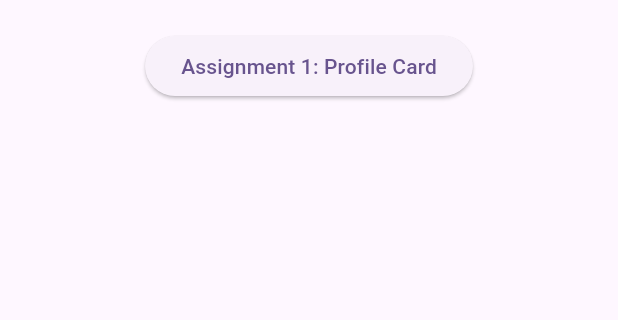
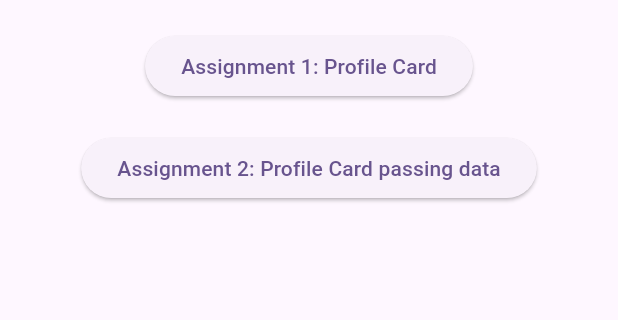
Before and after one commit to samrocks03/Flutter-Assignments, a Flutter app: the screen it shows after launch, on a phone screen of 412 x 824 dp, the part 159-479 px from its top. Run offline on Flutter 3.47's test engine with Material 3 defaults, Android fonts, the phone set to English and light mode, and no system bars; our stand-ins replace font_awesome_flutter; missing offline and left inert: tailwind_standards.

Commit message:
[add]: implement profile card with data and navigation helpers

```diff
--- a/lib/assignments/assignment_one/profile_card.dart
+++ b/lib/assignments/assignment_one/profile_card.dart
@@ -1,11 +1,15 @@
 import 'package:flutter/material.dart';
+import 'package:flutter_assignments/constants/profile_constants.dart';
 import 'package:font_awesome_flutter/font_awesome_flutter.dart';
 import 'package:tailwind_standards/tailwind_standards.dart';
 import 'package:url_launcher/url_launcher.dart';
 
 
 class ProfileCard extends StatelessWidget {
-  const ProfileCard({super.key});
+  const ProfileCard({super.key, this.profile});
+
+  final ProfileModel? profile;
+
 
   Future<void> _launchURL(String urlString) async {
     try {
@@ -79,10 +83,10 @@ class ProfileCard extends StatelessWidget {
                       border: Border.all(color: Colors.white, width: 2),
                     ),
 
-                    child: const CircleAvatar(
+                    child: CircleAvatar(
                       radius: 50,
                       backgroundImage: NetworkImage(
-                        'https://avatars.githubusercontent.com/u/85547877?v=4',
+                        profile?.imageUrl ?? 'https://avatars.githubusercontent.com/u/85547877?v=4',
                       ),
                     ),
 
@@ -98,8 +102,8 @@ class ProfileCard extends StatelessWidget {
 
                     child: Column(
                       children: [
-                        const Text(
-                          'Samarth Kulkarni',
+                         Text(
+                          profile?.name ?? 'Samarth Kulkarni',
                           style: TextStyle(
                                 fontWeight: FontWeight.bold,
                                 fontSize: 22,
@@ -109,13 +113,13 @@ class ProfileCard extends StatelessWidget {
 
                           const SizedBox(height: 2),
 
-                          const Text(
-                                'Software Engineer',
-                                style: TextStyle(
-                                  fontSize: 16,
-                                  color: Colors.white54,
-                                  fontWeight: FontWeight.w500,
-                                ),
+                          Text(
+                            profile?.role ?? 'Software Engineer',
+                            style: TextStyle(
+                              fontSize: 16,
+                              color: Colors.white54,
+                              fontWeight: FontWeight.w500,
+                            ),
                           ),
 
                           const SizedBox(height: 8),
@@ -128,8 +132,8 @@ class ProfileCard extends StatelessWidget {
 
                           const SizedBox(height: 8),
 
-                          const Text(
-                            'An engineer powered by curiosity!',
+                          Text(
+                            profile?.description ?? 'An engineer powered by curiosity!',
                             style: TextStyle(
                               fontSize: 13,
                               color: Colors.white70,
@@ -148,7 +152,7 @@ class ProfileCard extends StatelessWidget {
                               children: [
                                 GestureDetector(
                                   // borderRadius: BorderRadius.circular(20),
-                                  onTap: () => _launchURL('https://www.hackerrank.com/samrocks003'),
+                                  onTap: () => _launchURL(profile?.socialLinks.hackerrank ?? 'https://www.hackerrank.com/samrocks003'),
                                   child: const FaIcon(
                                     FontAwesomeIcons.hackerrank,
                                     color: Color(0xFFED213A),
@@ -159,7 +163,7 @@ class ProfileCard extends StatelessWidget {
                                 const SizedBox(width: 20),
 
                                 GestureDetector(
-                                  onTap: () => _launchURL('https://github.com/samrocks03'),
+                                  onTap: () => _launchURL(profile?.socialLinks.github ?? 'https://github.com/samrocks03'),
                                   child: const FaIcon(
                                     FontAwesomeIcons.github,
                                     color: Color(0xFFED213A),
@@ -170,7 +174,7 @@ class ProfileCard extends StatelessWidget {
                                 const SizedBox(width: 20),
 
                                 GestureDetector(
-                                  onTap: () => _launchURL('https://www.linkedin.com/in/samarthvkulkarni'),
+                                  onTap: () => _launchURL(profile?.socialLinks.linkedin ?? 'https://www.linkedin.com/in/samarthvkulkarni'),
                                   child: const FaIcon(
                                     FontAwesomeIcons.linkedin,
                                     color: Color(0xFFED213A),
--- a/lib/constants/profile_constants.dart
+++ b/lib/constants/profile_constants.dart
@@ -49,4 +49,17 @@ class ProfileConstants {
       linkedin: 'https://www.linkedin.com/in/samarthvkulkarni',
     ),
   );
+
+    static const ProfileModel ajinkyaKaranjikarProfile = ProfileModel(
+    name: 'Ajinkya Karanjikar',
+    role: 'Senior Software Engineer',
+    currentProject: 'Kindkart',
+    imageUrl: 'https://avatars.githubusercontent.com/u/37205552?v=4',
+    description: 'A Software Engineer who loves his job!',
+    socialLinks: SocialLinks(
+      hackerrank: 'https://www.hackerrank.com/samrocks003/',
+      github: 'https://github.com/AjinkyaASK',
+      linkedin: 'https://www.linkedin.com/in/ajinkyakaranjikar/',
+    ),
+  );
 }
--- a/lib/main.dart
+++ b/lib/main.dart
@@ -1,5 +1,8 @@
 import 'package:flutter/material.dart';
-import 'package:flutter_assignments/assignments/assignment_one/profile_card.dart';
+// import 'package:flutter_assignments/assignments/assignment_one/profile_card.dart';
+import 'package:flutter_assignments/constants/profile_constants.dart';
+import 'package:flutter_assignments/helpers/navigation_helpers.dart';
+import 'package:flutter_assignments/routes/route_generator.dart';
 import 'package:tailwind_standards/tailwind_standards.dart';
 
 
@@ -15,20 +18,38 @@ class MyApp extends StatelessWidget {
   Widget build(BuildContext context) {
     return MaterialApp(
       title: 'Flutter Assignments',
+      debugShowCheckedModeBanner: false,
       theme: ThemeData(
         colorScheme: ColorScheme.fromSeed(seedColor: Colors.deepPurple),
       ),
 
-      home: const AllAssignments(title: 'List Of Assignments'),
+      home: const AllAssignments(
+        title: 'List Of Assignments',
+        samarthProfile: ProfileConstants.samarthKulkarniProfile
+      ),
+
+      // All route settings
+      initialRoute: RouteGenerator.home,
+      onGenerateRoute: RouteGenerator.generateRoute,
+      onUnknownRoute: (settings) => MaterialPageRoute(
+        builder: (_) => Scaffold(
+          appBar: AppBar(title: const Text('404')),
+          body: const Center(
+            child: Text('Page not found!'),
+          ),
+        ),
+      ),
+
+
     );
   }
 }
 
 class AllAssignments extends StatelessWidget {
-  const AllAssignments({super.key, this.title});
+  const AllAssignments({super.key, this.title, this.samarthProfile});
 
   final String? title;
-
+  final ProfileModel? samarthProfile;
   @override
   Widget build(BuildContext context) {
     return Scaffold(
@@ -45,28 +66,36 @@ class AllAssignments extends StatelessWidget {
       drawer: Drawer(
         backgroundColor: TColor.slate100,
         child: ListView(
-          children: <Widget>[
+          children: [
             Container(
               color: TColor.slate400,
               padding: const EdgeInsets.all(16),
               child: Column(
                 crossAxisAlignment: CrossAxisAlignment.start,
                 children: [
-                  CircleAvatar(
-                    backgroundImage: NetworkImage('https://avatars.githubusercontent.com/u/85547877?v=4'),
-                    radius: 40,
+                  GestureDetector(
+                    onTap: () {
+                      // trying out positional arguments
+                      NavigationHelpers.navigateToProfileCard(context: context);
+                    },
+                    child: CircleAvatar(
+                      backgroundImage: NetworkImage(samarthProfile?.imageUrl ?? 'https://avatars.githubusercontent.com/u/85547877?v=4'),
+                      radius: 40,
+                    ),
                   ),
 
                   SizedBox(height: 10),
 
-                  Text('Samarth Kulkarni', style: TextStyle(color: TColor.slate100, fontSize: 24)),
+                  Text(samarthProfile?.name ?? 'Samarth Kulkarni', style: TextStyle(color: TColor.slate100, fontSize: 24)),
 
-                  Text('Software Engineer', style: TextStyle(color: TColor.slate100.withOpacity(0.9), fontSize: 14)),
+                  Text(samarthProfile?.role ?? 'Software Engineer', style: TextStyle(color: TColor.slate100.withOpacity(0.9), fontSize: 14)),
 
-                  Text('Current Project: Kindkart', style: TextStyle(color: TColor.slate100.withOpacity(0.8), fontSize: 12)),
+                  Text('Current Project: ${samarthProfile?.currentProject ?? 'Kindkart'}', style: TextStyle(color: TColor.slate100.withOpacity(0.8), fontSize: 12)),
                 ],
               ),
             ),
+
+
           ],
         ),
       ),
@@ -82,12 +111,29 @@ class AllAssignments extends StatelessWidget {
 
             ElevatedButton(
               onPressed: () {
-                Navigator.push(
+                // Navigator.push(
+                //   context,
+                //   MaterialPageRoute(builder: (context) => ProfileCard()),
+                // );
+
+                NavigationHelpers.navigateAndReplace(context, RouteGenerator.profileCardWithData);
+              },
+              child: Text('Assignment 1: Profile Card'),
+            ),
+
+            ElevatedButton(
+              onPressed: () {
+                // Navigator.push(
+                //   context,
+                //   MaterialPageRoute(builder: (context) => ProfileCard(profile: ProfileConstants.ajinkyaKaranjikarProfile)),
+                // );
+
+                NavigationHelpers.navigateToProfileCardWithData(
                   context,
-                  MaterialPageRoute(builder: (context) => ProfileCard()),
+                  ProfileConstants.ajinkyaKaranjikarProfile,
                 );
               },
-              child: Text('Assignment 1: Profile Card'),
+              child: Text('Assignment 2: Profile Card passing data'),
             ),
           ],
         ),
--- /dev/null
+++ b/lib/routes/route_generator.dart
@@ -0,0 +1,49 @@
+import 'package:flutter/material.dart';
+import 'package:flutter_assignments/assignments/assignment_one/profile_card.dart';
+import 'package:flutter_assignments/constants/profile_constants.dart';
+import 'package:flutter_assignments/main.dart';
+import 'package:flutter_assignments/routes/route_names.dart';
+
+class RouteGenerator {
+  // static const String home = '/';
+  // static const String profileCard = '/profile-card';
+  // static const String profileCardWithData = '/profile-card-with-data';
+
+  static const String home = RouteNames.home;
+  static const String profileCard = RouteNames.profileCard;
+  static const String profileCardWithData = RouteNames.profileCardWithData;
+
+  static Route<dynamic> generateRoute(RouteSettings settings) {
+    switch (settings.name) {
+      case home:
+        return MaterialPageRoute(
+          builder: (_) => const AllAssignments(title: 'List Of Assignments'),
+        );
+
+      case profileCard:
+        return MaterialPageRoute(
+          builder: (_) => const ProfileCard(),
+        );
+
+      case profileCardWithData:
+        // Extract profile from arguments
+        final ProfileModel? profile = settings.arguments as ProfileModel?;
+
+        if (profile != null) {
+          return MaterialPageRoute(
+            builder: (_) => ProfileCard(profile: profile),
+          );
+        }
+
+        // If no profile provided, use default
+        return MaterialPageRoute(
+          builder: (_) => ProfileCard(profile: ProfileConstants.samarthKulkarniProfile),
+        );
+
+        default:
+          return MaterialPageRoute(
+            builder: (_) => const AllAssignments(title: 'List Of Assignments'),
+          );
+    }
+  }
+}
--- /dev/null
+++ b/lib/routes/route_names.dart
@@ -0,0 +1,6 @@
+class RouteNames {
+  static const String home = '/';
+  static const String profileCard = '/profile-card';
+  static const String profileCardWithData = '/profile-card-with-data';
+  static const String profileList = '/profile-list';
+}
```
Also changed, not shown: lib/helpers/navigation_helpers.dart (added, +34 -0 lines).
